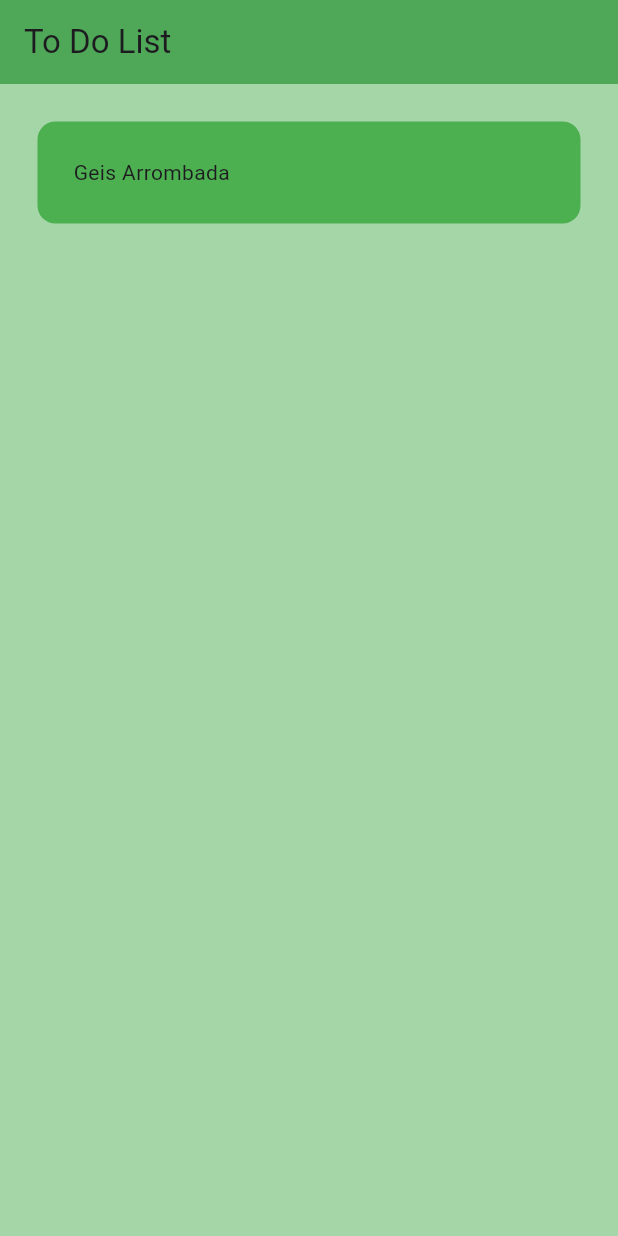
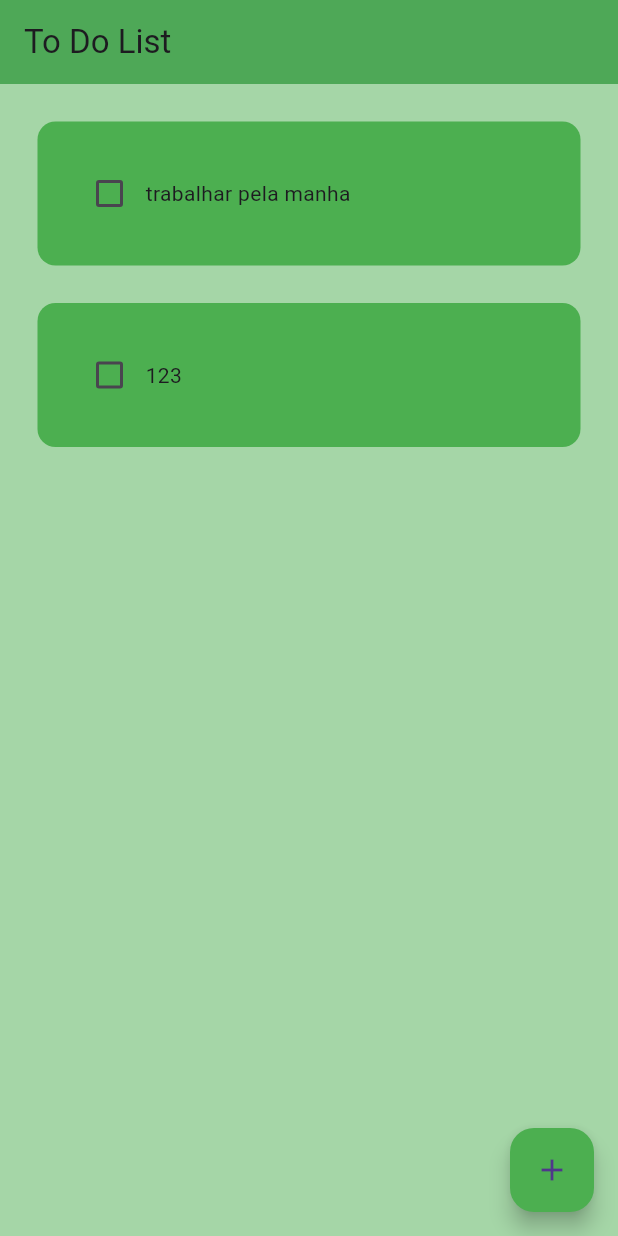
Before and after one commit to LucaAguiarOP/ToDoList, a Flutter app: the screen it shows after launch, on a phone screen of 412 x 824 dp. Run offline on Flutter 3.47's test engine with Material 3 defaults, Android fonts, the phone set to English and light mode, and no system bars; drawn by our look-alikes of flutter_slidable.

Commit message:
Delete Function

```diff
--- a/lib/HomePage.dart
+++ b/lib/HomePage.dart
@@ -1,5 +1,6 @@
 import 'package:flutter/material.dart';
 import 'package:todolistflutter/todo_tile.dart';
+import 'package:todolistflutter/dialog_box.dart';
 
 
 class HomePage extends StatefulWidget {
@@ -10,6 +11,53 @@ class HomePage extends StatefulWidget {
 }
 
 class _HomePageState extends State<HomePage> {
+
+  final _controller = TextEditingController();
+
+List toDoList = [
+  ["trabalhar pela manha", false],
+  ["123", false]
+];
+
+void checkboxChanged(bool? value, int index) {
+  setState(() {
+    toDoList[index][1] = !toDoList[index][1];
+  });
+}
+
+
+void saveNewTask() {
+  setState(() {
+    toDoList.add([ _controller.text, false]);
+    _controller.clear();
+  });
+  Navigator.of(context).pop();
+}
+
+void deleteTask(int index) {
+  setState(() {
+    toDoList.removeAt(index);
+  });
+
+}
+
+
+void createNewTask() {
+  showDialog(
+    context: context,
+     builder: (context) {
+      return DialogBox(
+        controller: _controller,
+        onSave: saveNewTask,
+        onCancel: () => Navigator.of(context).pop(),
+      );
+     }
+     );
+}
+
+
+
+
   @override
   Widget build(BuildContext context) {
     return Scaffold(
@@ -19,11 +67,23 @@ class _HomePageState extends State<HomePage> {
         backgroundColor: Colors.green,
         elevation: 3,
       ),
-      body: ListView(
-        children: [
-          ToDoTile()
-        ],
+      floatingActionButton: FloatingActionButton(
+        backgroundColor: Colors.green,
+        onPressed: createNewTask,
+        child: Icon(Icons.add),
       ),
+      body: ListView.builder(
+        itemCount: toDoList.length,
+        itemBuilder: (context, index) {
+          return ToDoTile(
+            taskName: toDoList[index][0],
+            taskCompleted: toDoList[index][1],
+            onChanged: (value) => checkboxChanged(value, index),
+            deleteFuction: (context) => deleteTask(index)
+
+      );
+     },
+    ),
     );
-  }
 }
+}
--- a/lib/main.dart
+++ b/lib/main.dart
@@ -1,5 +1,5 @@
 import 'package:flutter/material.dart';
-import 'HomePage.dart';
+import 'homePage.dart';
 
 void main() {
   runApp(const MyApp());
--- a/lib/todo_tile.dart
+++ b/lib/todo_tile.dart
@@ -1,20 +1,65 @@
 import 'package:flutter/material.dart';
+import 'package:flutter_slidable/flutter_slidable.dart';
 
+
+// ignore: must_be_immutable
 class ToDoTile extends StatelessWidget {
-  const ToDoTile({super.key});
+  final String taskName;
+  final bool taskCompleted;
+  Function(bool?)? onChanged;
+  Function(BuildContext)? deleteFuction;
+
+
+
+   ToDoTile({
+   super.key,
+   required this.taskName,
+   required this.taskCompleted,
+   required this.onChanged,
+   required this.deleteFuction,
+
+  });
 
   @override
   Widget build(BuildContext context) {
     return  Padding(
-      padding: const EdgeInsets.all(25.0),
+      padding: const EdgeInsets.only(left:25.0, right: 25, top: 25),
+      child: Slidable(
+        endActionPane: ActionPane(
+          motion: StretchMotion(),
+          children: [
+            SlidableAction(onPressed: deleteFuction,
+            borderRadius: BorderRadius.circular(12),
+            icon: Icons.delete,
+            backgroundColor: Colors.red.shade300,
+            )
+          ],
+        ),
         child: Container(
           padding: EdgeInsets.all(24),
-        child: Text("Geis Arrombada"),
+          child: Row (
+            children: [
+              Checkbox(
+                value: taskCompleted,
+                onChanged: onChanged,
+                activeColor: Colors.black,
+                ),
+          Text(
+            taskName,
+            style: TextStyle(
+              decoration: taskCompleted
+              ? TextDecoration.lineThrough
+              : TextDecoration.none,
+              ),
+            ),
+            ],
+          ),
         decoration: BoxDecoration(
           color: Colors.green,
           borderRadius: BorderRadius.circular(12),
         ),
             ),
+      ),
     );
   }
 }
--- a/pubspec.yaml
+++ b/pubspec.yaml
@@ -35,6 +35,8 @@ dependencies:
   # The following adds the Cupertino Icons font to your application.
   # Use with the CupertinoIcons class for iOS style icons.
   cupertino_icons: ^1.0.2
+  flutter_slidable: ^1.2.0
+
 
 dev_dependencies:
   flutter_test:
```
Also changed, not shown: lib/button.dart (added, +21 -0 lines), lib/dialog_box.dart (added, +49 -0 lines), pubspec.lock. Lines whose indentation alone changed are shown as unchanged.
